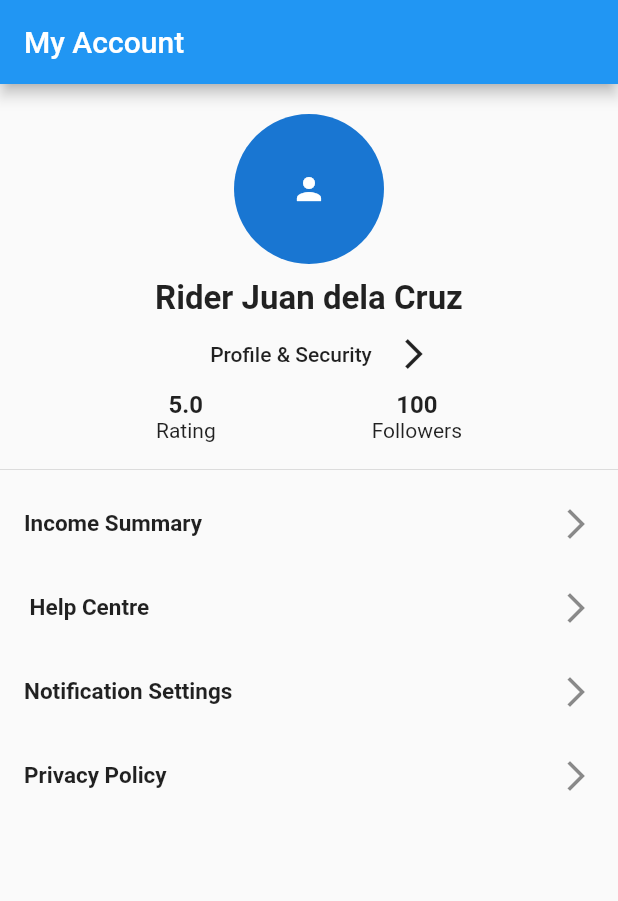
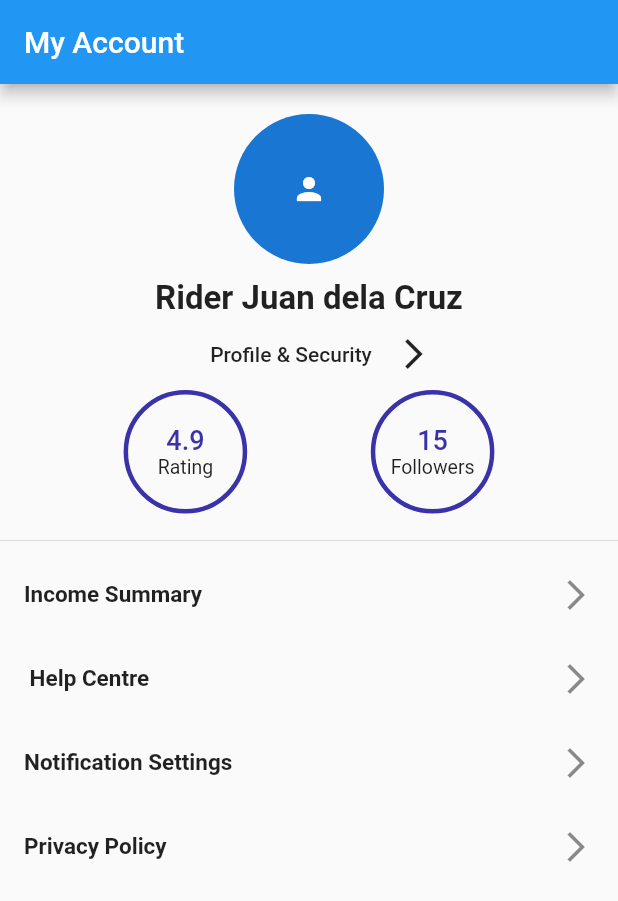
Before and after one commit to javiergenepaul/yoo, a Flutter app: the screen it shows after launch, on a phone screen of 412 x 824 dp. Shown: the top 901 px of the screen. Run offline on Flutter 3.47's test engine with Material 2 defaults, Android fonts, the phone set to English and light mode, and no system bars.

Commit message:
update 08/12/21 before time out..

```diff
--- a/yoo_rider_account_page/lib/content/rider_account_body_details.dart
+++ b/yoo_rider_account_page/lib/content/rider_account_body_details.dart
@@ -28,8 +28,8 @@ class AccountBodyDetails extends StatelessWidget {
                     child: Row(
                       mainAxisAlignment: MainAxisAlignment.spaceEvenly,
                       children: [
-                        rating(),
-                        followers(),
+                        rating(context),
+                        followers(context),
                       ],
                     ),
                   ),
@@ -41,7 +41,8 @@ class AccountBodyDetails extends StatelessWidget {
             height: 10,
           ),
           Divider(),
-          SafeArea(
+          SingleChildScrollView(
+            child: SafeArea(
               child: Column(
                 children: [
                   incomeSummary(context),
@@ -51,6 +52,7 @@ class AccountBodyDetails extends StatelessWidget {
                 ],
               ),
             ),
+          ),
         ],
       ),
     );
--- a/yoo_rider_account_page/lib/widgets/rider_account_widgets.dart
+++ b/yoo_rider_account_page/lib/widgets/rider_account_widgets.dart
@@ -1,8 +1,12 @@
 import 'package:flutter/material.dart';
+import 'package:yoo_rider_account_page/content/daily_income_summary_details.dart';
+import 'package:yoo_rider_account_page/content/monthly_income_summary_details.dart';
+import 'package:yoo_rider_account_page/content/weekly_income_summary_details.dart';
 import 'package:yoo_rider_account_page/screens/help_centre_page.dart';
 import 'package:yoo_rider_account_page/screens/notifications_page.dart';
 import 'package:yoo_rider_account_page/screens/profile_and_security_page.dart';
 import 'package:yoo_rider_account_page/screens/rider_income_summary_page.dart';
+import 'package:yoo_rider_account_page/widgets/style_theme.dart';
 
 Widget avatar() {
   return CircleAvatar(
@@ -21,43 +25,75 @@ Widget username() {
   );
 }
 
-Widget accountinfo() {
+Widget accountinfo(BuildContext context) {
   return Container(
     child: Row(
       mainAxisAlignment: MainAxisAlignment.spaceEvenly,
       children: [
-        rating(),
-        followers(),
+        rating(context),
+        followers(context),
       ],
     ),
   );
 }
 
-Widget rating() {
-  return Column(
+Widget rating(BuildContext context) {
+  return Container(
+    width: MediaQuery.of(context).size.width * .2,
+    height: MediaQuery.of(context).size.width * .2,
+    decoration: BoxDecoration(
+      shape: BoxShape.circle,
+      border: Border.all(
+        color: active,
+        width: 3,
+      ),
+    ),
+    child: Center(
+      child: Column(
+        mainAxisAlignment: MainAxisAlignment.center,
         children: [
           Text(
-        '5.0',
-        style: TextStyle(fontSize: 16, fontWeight: FontWeight.w700),
+            '4.9',
+            style: TextStyle(
+                color: active, fontWeight: FontWeight.w500, fontSize: 18),
           ),
           Text(
             'Rating',
+            style: TextStyle(fontSize: 13),
           ),
         ],
+      ),
+    ),
   );
 }
 
-Widget followers() {
-  return Column(
+Widget followers(BuildContext context) {
+  return Container(
+    width: MediaQuery.of(context).size.width * .2,
+    height: MediaQuery.of(context).size.width * .2,
+    decoration: BoxDecoration(
+      shape: BoxShape.circle,
+      border: Border.all(
+        color: active,
+        width: 3,
+      ),
+    ),
+    child: Center(
+      child: Column(
+        mainAxisAlignment: MainAxisAlignment.center,
         children: [
           Text(
-        '100',
-        style: TextStyle(fontSize: 16, fontWeight: FontWeight.w700),
+            '15',
+            style: TextStyle(
+                color: active, fontWeight: FontWeight.w500, fontSize: 18),
           ),
           Text(
             'Followers',
+            style: TextStyle(fontSize: 13),
           ),
         ],
+      ),
+    ),
   );
 }
 
@@ -91,6 +127,21 @@ Widget incomeSummary(BuildContext context) {
     onTap: () => Navigator.of(context).pushNamed(RiderIncomeSummary.routeName),
   );
 }
+// return ExpansionTile(
+//   childrenPadding: EdgeInsets.all(10),
+//   title: Text('Income Summary'),
+//   trailing: Icon(Icons.expand_more),
+//   children: [
+//     Row(
+//       mainAxisAlignment: MainAxisAlignment.spaceEvenly,
+//       children: [
+//         dailyIncomeExpand(context),
+//         weeklyIncomeExpand(context),
+//         monthlyIncomeExpand(context),
+//       ],
+//     )
+//   ],
+// );
 
 Widget helpCentre(BuildContext context) {
   return ListTile(
@@ -130,6 +181,6 @@ Widget privacyPolicy(BuildContext context) {
       ),
     ),
     trailing: Icon(Icons.arrow_forward_ios_outlined),
-    onTap: () => Navigator.of(context).pushNamed(RiderIncomeSummary.routeName),
+    onTap: () {},
   );
 }
--- /dev/null
+++ b/yoo_rider_account_page/lib/widgets/style_theme.dart
@@ -0,0 +1,6 @@
+import 'package:flutter/material.dart';
+
+Color light = Color(0xFFF7F8FC);
+Color lightGrey = Color(0xFFA4A6B3);
+Color dark = Color(0xFF363740);
+Color active = Color(0xFF3a32a8);
```
Also changed, not shown: yoo_rider_account_page/lib/content/daily_income_summary_details.dart (+31 -0 lines), yoo_rider_account_page/lib/content/monthly_income_summary_details.dart (+31 -0 lines), yoo_rider_account_page/lib/content/weekly_income_summary_details.dart (+31 -0 lines). Lines whose indentation alone changed are shown as unchanged.
